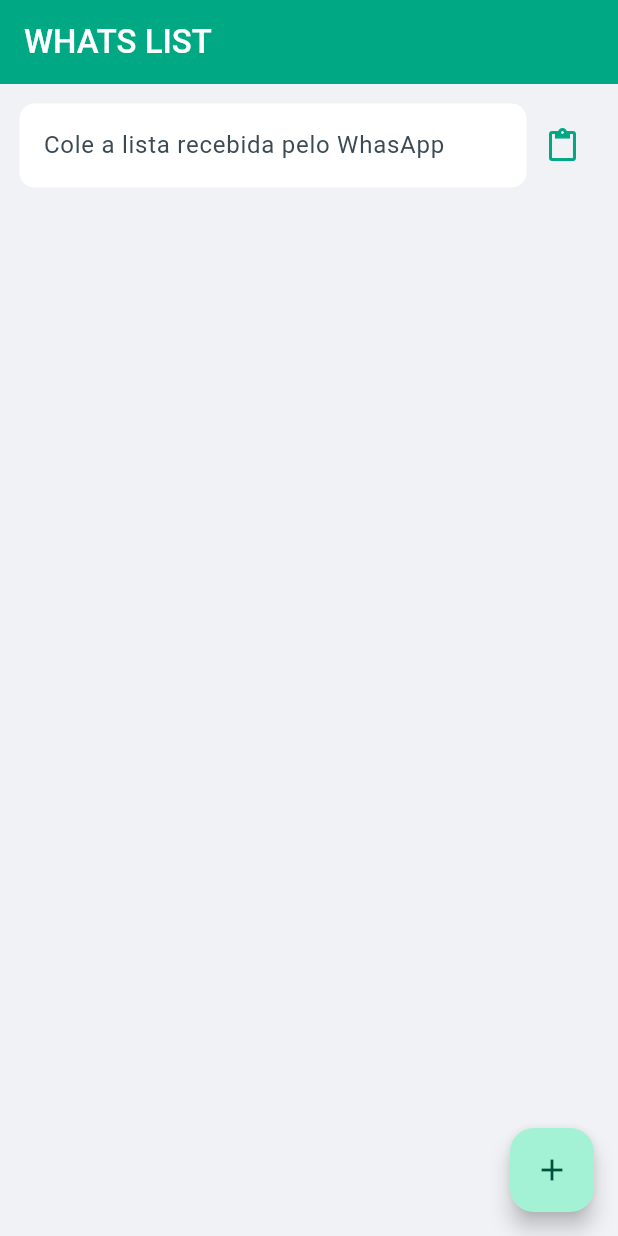
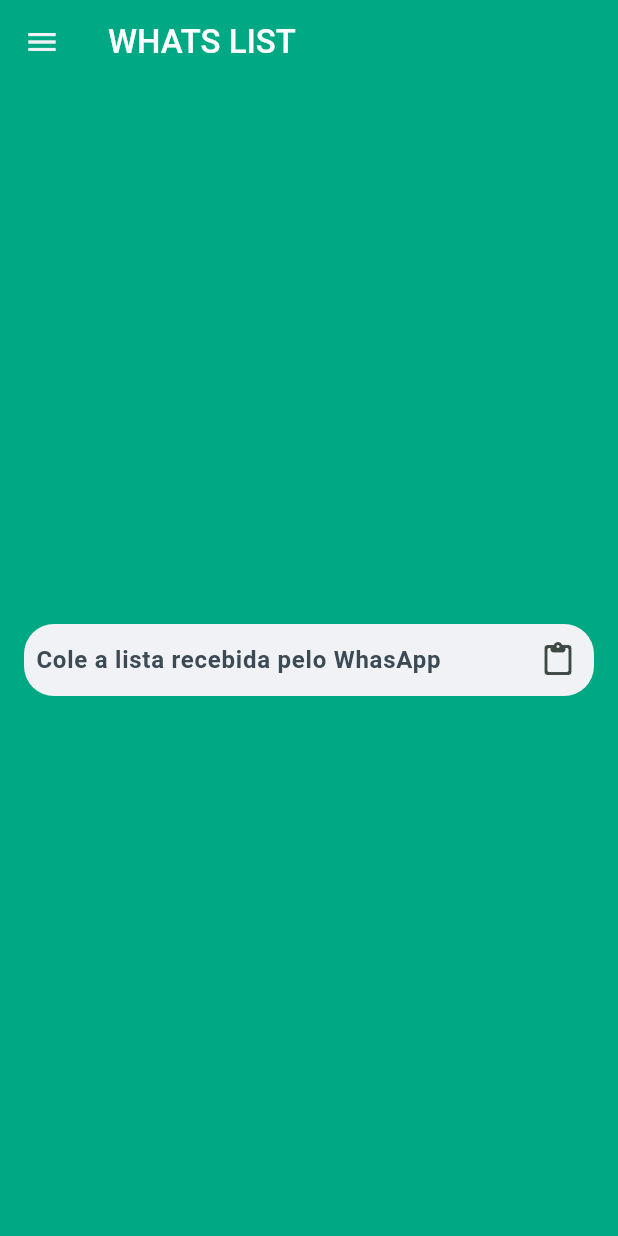
Before and after one commit to AllanGd/whats_list, a Flutter app: the screen it shows after launch, on a phone screen of 412 x 824 dp. Run offline on Flutter 3.47's test engine with Material 3 defaults, Android fonts, the light colour scheme and no system bars.

Commit message:
Criado a tela inicial e a Appbar cunstomizada

```diff
--- a/lib/main.dart
+++ b/lib/main.dart
@@ -1,6 +1,7 @@
 import 'package:flutter/material.dart';
 import 'package:whats_list/utils/system_colors.dart';
 import 'package:whats_list/view/home_page.dart';
+import 'package:whats_list/view/home_page2.dart';
 
 void main() {
   runApp(const MyApp());
@@ -13,12 +14,12 @@
   @override
   Widget build(BuildContext context) {
     return MaterialApp(
-      title: 'Flutter Demo',
+      title: 'Whats List',
       theme: ThemeData(
         colorScheme: ColorScheme.fromSeed(seedColor: SystemColors.primary),
         useMaterial3: true,
       ),
-      home: const HomePage(),
+      home: const HomePage2(),
     );
   }
 }
--- a/lib/view/home_page.dart
+++ b/lib/view/home_page.dart
@@ -1,5 +1,6 @@
 import 'package:flutter/material.dart';
 import 'package:whats_list/utils/system_colors.dart';
+import 'package:whats_list/widgets/my_appbar.dart';
 
 class HomePage extends StatelessWidget {
   const HomePage({super.key});
@@ -7,11 +8,7 @@
   @override
   Widget build(BuildContext context) {
     return Scaffold(
-      appBar: AppBar(
-        title: const Text("WHATS LIST",
-            style: TextStyle(color: Colors.white, fontWeight: FontWeight.w500)),
-        backgroundColor: SystemColors.primary,
-      ),
+      appBar: const MyAppBar(),
       body: Column(children: [
         Container(
           color: SystemColors.secondary,
--- /dev/null
+++ b/lib/view/home_page2.dart
@@ -0,0 +1,57 @@
+import 'package:flutter/material.dart';
+import 'package:whats_list/utils/system_colors.dart';
+import 'package:whats_list/widgets/my_appbar.dart';
+
+class HomePage2 extends StatelessWidget {
+  const HomePage2({super.key});
+
+  @override
+  Widget build(BuildContext context) {
+    return Scaffold(
+      appBar: const MyAppBar(),
+      drawer: const Drawer(child: Text("deu certo")),
+      backgroundColor: SystemColors.primary,
+      body: Padding(
+        padding: const EdgeInsets.all(16.0),
+        child: Column(
+          mainAxisAlignment: MainAxisAlignment.center,
+          children: [
+            Container(
+              decoration: BoxDecoration(
+                  color: SystemColors.secondary,
+                  borderRadius: BorderRadius.circular(20)),
+              child: Row(children: [
+                const Expanded(
+                    child: TextField(
+                  decoration: InputDecoration(
+                      hintText: "Cole a lista recebida pelo WhasApp",
+                      hintStyle: TextStyle(
+                          color: SystemColors.textPrimary,
+                          fontWeight: FontWeight.bold),
+                      border: InputBorder.none,
+                      contentPadding: EdgeInsets.only(left: 8)),
+                )),
+                IconButton(
+                    onPressed: () {}, icon: const Icon(Icons.paste_rounded))
+              ]),
+            )
+
+            // TextField(
+            //   decoration: InputDecoration(
+            //     hintText: "Cole a lista recebida pelo WhasApp",
+            //     hintStyle: const TextStyle(
+            //         color: SystemColors.textPrimary,
+            //         fontWeight: FontWeight.bold),
+            //     border: OutlineInputBorder(
+            //         borderRadius: BorderRadius.circular(50),
+            //         borderSide: BorderSide.none),
+            //     fillColor: Colors.white,
+            //     filled: true,
+            //   ),
+            // ),
+          ],
+        ),
+      ),
+    );
+  }
+}
--- /dev/null
+++ b/lib/widgets/my_appbar.dart
@@ -0,0 +1,34 @@
+import 'package:flutter/material.dart';
+import 'package:whats_list/utils/system_colors.dart';
+
+class MyAppBar extends StatelessWidget implements PreferredSizeWidget {
+  const MyAppBar({
+    super.key,
+  });
+
+  @override
+  Widget build(BuildContext context) {
+    return AppBar(
+      title: const Text("WHATS LIST",
+          style: TextStyle(color: Colors.white, fontWeight: FontWeight.w500)),
+      backgroundColor: SystemColors.primary,
+      leading: Builder(
+        builder: (context) {
+          return IconButton(
+            onPressed: () {
+              Scaffold.of(context).openDrawer();
+            },
+            icon: const Icon(
+              Icons.menu,
+              color: SystemColors.secondary,
+            ),
+          );
+        },
+      ),
+    );
+  }
+
+  @override
+  // TODO: implement preferredSize
+  Size get preferredSize => const Size.fromHeight(kToolbarHeight);
+}
```
